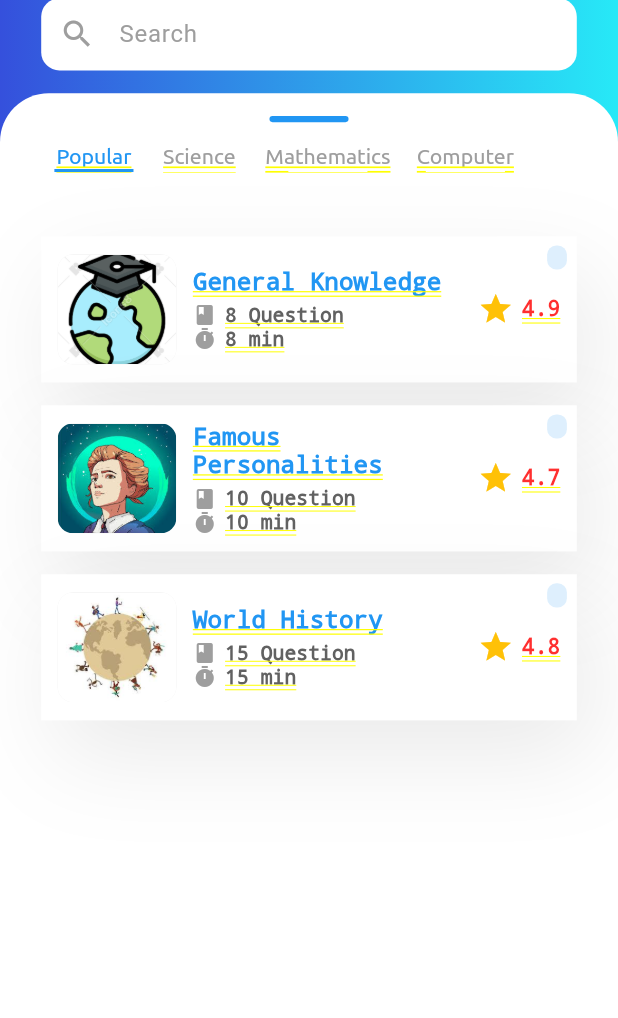
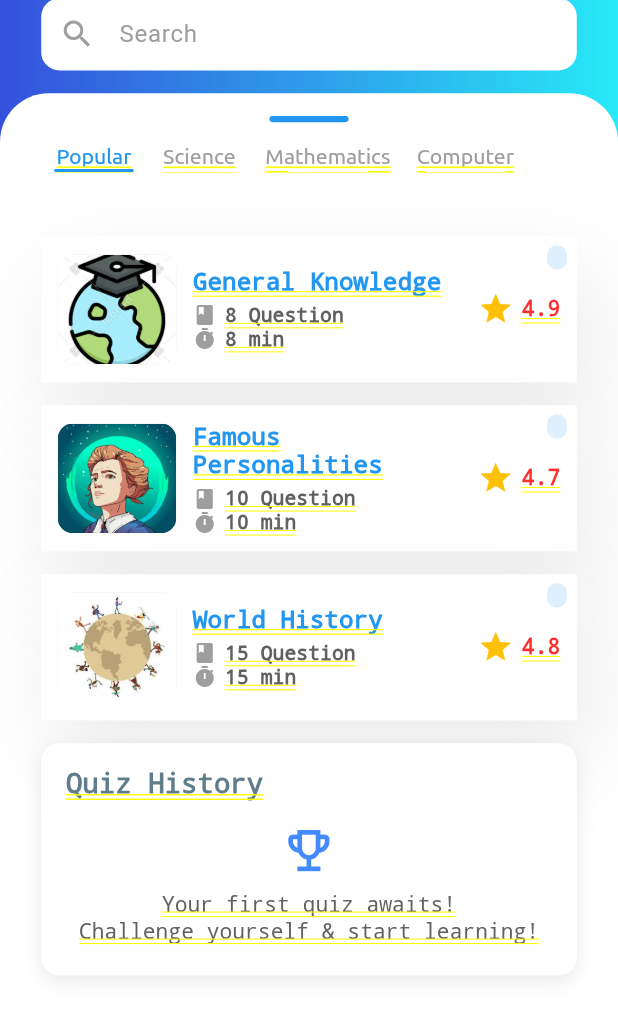
Before and after one commit to rtrajon-dev/QuizTech-Technext-Intern, a Flutter app: the HomeScreen screen opened by its route, scrolled down 175 dp, on a phone screen of 412 x 824 dp. Shown: the top 1018 px of the screen. Run offline on Flutter 3.47's test engine with Material 3 defaults, Android fonts, the light colour scheme and no system bars; our stand-ins replace flutter_screenutil, flutter_secure_storage, fluttertoast, form_field_validator, hive_flutter, jwt_decoder and 1 more; accounts and stored records are empty.

Commit message:
added quiz history

```diff
--- a/lib/layout/main_layout.dart
+++ b/lib/layout/main_layout.dart
@@ -99,7 +99,7 @@ class _MainLayoutState extends State<MainLayout> {
           if (notification.metrics.axis == Axis.vertical) {
             final offset = notification.metrics.pixels;
             setState(() {
-              _appBarOpacity = (offset / 180).clamp(0.0, 1.0);
+              _appBarOpacity = (offset / 100).clamp(0.0, 1.0);
             });
           }
           return false;
--- /dev/null
+++ b/lib/provider/score_provider.dart
@@ -0,0 +1,14 @@
+import 'package:flutter/foundation.dart';
+import 'package:loginsignup/services/quiz_service.dart';
+
+class ScoreProvider with ChangeNotifier {
+  final QuizService _quizService = QuizService();
+
+  List<MapEntry<String, dynamic>> _scores = [];
+  List<MapEntry<String, dynamic>> get scores => _scores;
+
+  void loadScores() {
+    _scores = _quizService.getSortedScoresDescending();
+    notifyListeners();
+  }
+}
--- a/lib/screens/home_screen.dart
+++ b/lib/screens/home_screen.dart
@@ -7,8 +7,10 @@ import 'package:loginsignup/constants/app_colors.dart';
 import 'package:loginsignup/models/quiz_model.dart';
 import 'package:loginsignup/data/dummy_data.dart';
 import 'package:loginsignup/provider/auth_provider.dart';
+import 'package:loginsignup/provider/score_provider.dart';
 import 'package:loginsignup/screens/details_screen.dart';
 import 'package:loginsignup/screens/quiz_screen.dart';
+import 'package:loginsignup/widgets/completed_quiz_card.dart';
 import 'package:provider/provider.dart';
 
 class HomeScreen extends StatefulWidget {
@@ -56,12 +58,17 @@ class _HomeScreenState extends State<HomeScreen> {
   void initState(){
     super.initState();
 
+    final scoreProvider = Provider.of<ScoreProvider>(context, listen: false);
+    scoreProvider.loadScores();
+
     //listen to an changes in 'quiz_progress' box
     box.listenable().addListener(_refreshLastQuiz);
 
     // _loadLastQuiz();
     _loadAllPlayedQuizzes();
     _startPeriodicExpiryCheck();
+
+
   }
 
   @override
@@ -73,6 +80,7 @@ class _HomeScreenState extends State<HomeScreen> {
   void _refreshLastQuiz(){
     // _loadLastQuiz();
     _loadAllPlayedQuizzes();
+    Provider.of<ScoreProvider>(context, listen: false).loadScores();
   }
 
   void _startPeriodicExpiryCheck() {
@@ -138,9 +146,6 @@ class _HomeScreenState extends State<HomeScreen> {
     setState(() {});
   }
 
-
-
-
   void _loadAllPlayedQuizzes() {
     final box = Hive.box('quiz_progress');
     final allSaved = Map<String, dynamic>.from(
@@ -185,11 +190,13 @@ class _HomeScreenState extends State<HomeScreen> {
   @override
   Widget build(BuildContext context) {
     final authProvider = Provider.of<AuthProvider>(context);
+
     final user = authProvider.user?['user'];
     final userName = user?['fullName'] ?? 'User';
     final filteredQuizzes = quizSummaries.where((q) => q.categoryId == selectedCategoryId && q.title.toLowerCase().contains(searchText.toLowerCase())).toList();
 
     final allScores = Map<String, dynamic>.from(box.get('all_scores', defaultValue: {}) as Map);
+
     // final playedQuizIds = allScores.keys.toSet();
 
     return Container(
@@ -264,7 +271,7 @@ class _HomeScreenState extends State<HomeScreen> {
                   ),
                   Container(
                     width: double.infinity,
-                    height: 751.h,
+                    height: 1500.h,
                     decoration: BoxDecoration(
                       color: Colors.white,
                       borderRadius: BorderRadius.only(
@@ -357,12 +364,84 @@ class _HomeScreenState extends State<HomeScreen> {
                                 ),
                               );
                             }
+                          ),
+                          // White container with completed quizzes
+                          Container(
+                            width: double.infinity,
+                            padding: EdgeInsets.all(15.w),
+                            decoration: BoxDecoration(
+                              color: Colors.white,
+                              borderRadius: BorderRadius.circular(12.r),
+                              boxShadow: const [
+                                BoxShadow(
+                                  color: Color(0x1A333333),
+                                  offset: Offset(0, 4),
+                                  blurRadius: 10,
+                                ),
+                              ],
+                            ),
+                            child: Column(
+                              crossAxisAlignment: CrossAxisAlignment.start,
+                              children: [
+                                Text(
+                                  "Quiz History",
+                                  style: TextStyle(
+                                    color: Colors.blueGrey,
+                                    fontSize: 18.sp,
+                                    fontWeight: FontWeight.bold,
+                                  ),
+                                ),
+                                SizedBox(height: 10.h),
+
+                                // List of completed quizzes
+                                Consumer<ScoreProvider>(
+                                  builder: (context, scoreProvider, _) {
+                                    final scores = scoreProvider.scores;
+
+                                    if (scores.isEmpty) {
+                                      return Padding(
+                                        padding: EdgeInsets.symmetric(vertical: 5.h),
+                                        child: Center(
+                                          child: Column(
+                                            mainAxisSize: MainAxisSize.min,
+                                            children: [
+                                              // Motivational icon or image
+                                              Icon(
+                                                Icons.emoji_events_outlined,
+                                                size: 36.sp,
+                                                color: Colors.blueAccent,
+                                              ),
+                                              SizedBox(height: 8.h),
+                                              // Motivational text
+                                              Text(
+                                                "Your first quiz awaits!\nChallenge yourself & start learning!",
+                                                textAlign: TextAlign.center,
+                                                style: TextStyle(
+                                                  color: Colors.grey[700],
+                                                  fontSize: 14.sp,
+                                                  fontWeight: FontWeight.w500,
+                                                  height: 1.3, // makes it a bit more readable
+                                                ),
+                                              ),
+                                            ],
+                                          ),
+                                        ),
+                                      );
+                                    }
 
 
+                                    return Column(
+                                      children: [
+                                        for (var entry in scores)
+                                          CompletedQuizCard(quizEntry: entry),
+                                      ],
+                                    );
+                                  },
+                                ),
+                              ],
+                            ),
                           ),
-
                           SizedBox(height: 150.h),
-
                         ],
                       ),
                     ),
--- /dev/null
+++ b/lib/services/quiz_service.dart
@@ -0,0 +1,29 @@
+import 'package:hive_flutter/hive_flutter.dart';
+
+class QuizService {
+  final Box _box = Hive.box('quiz_progress');
+
+  Map<String, dynamic> getAllScores() {
+    final allScoresRaw = _box.get('all_scores');
+    return (allScoresRaw is Map)
+        ? Map<String, dynamic>.from(allScoresRaw)
+        : {};
+  }
+
+  List<MapEntry<String, dynamic>> getSortedScoresDescending() {
+    final allScores = getAllScores();
+
+    final sortedEntries = allScores.entries.toList()
+      ..sort((a, b) {
+        final dateA = DateTime.tryParse(
+            (a.value as List).last['date']?.toString() ?? '') ??
+            DateTime.fromMillisecondsSinceEpoch(0);
+        final dateB = DateTime.tryParse(
+            (b.value as List).last['date']?.toString() ?? '') ??
+            DateTime.fromMillisecondsSinceEpoch(0);
+        return dateB.compareTo(dateA);
+      });
+
+    return sortedEntries;
+  }
+}
```
Also changed, not shown: lib/main.dart (+23 -8 lines), lib/widgets/completed_quiz_card.dart (added, +71 -0 lines), 1 other file.
